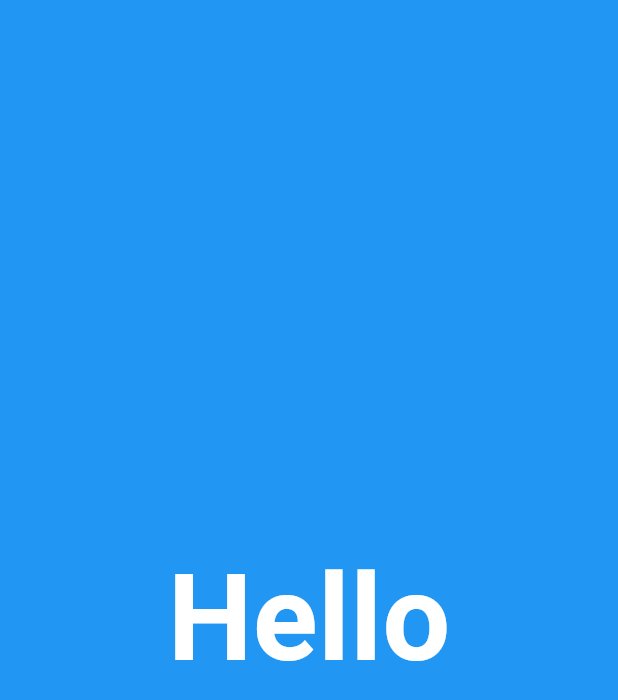
After one commit to Asmaa-abdulkhaliq/Flutter-task3, a Flutter app: the Background screen opened directly, on a phone screen of 412 x 824 dp. The commit adds this screen. Shown: the top 700 px of the screen. Run offline on Flutter 3.47's test engine with Material 3 defaults, Android fonts, the phone set to English and light mode, and no system bars.

Commit message:
first upload for flutter task

```diff
--- /dev/null
+++ b/my_app/lib/task3.dart
@@ -0,0 +1,49 @@
+import 'package:flutter/material.dart';
+
+void main() {
+  runApp(const MyApp());
+}
+
+class MyApp extends StatelessWidget {
+  const MyApp({super.key});
+
+  @override
+  Widget build(BuildContext context) {
+    return const MaterialApp(
+      debugShowCheckedModeBanner: false,
+      home: Background(),
+    );
+  }
+}
+
+
+class Background extends StatelessWidget {
+  const Background({super.key});
+
+  @override
+  Widget build(BuildContext context) {
+    return Scaffold(
+      backgroundColor: Colors.blue,
+      body: const Center(
+        child: StyledText(),
+      ),
+    );
+  }
+}
+
+
+class StyledText extends StatelessWidget {
+  const StyledText({super.key});
+
+  @override
+  Widget build(BuildContext context) {
+    return const Text(
+      'Hello',
+      style: TextStyle(
+        color: Colors.white,
+        fontSize: 80,
+        fontWeight: FontWeight.bold,
+      ),
+    );
+  }
+}
```
Also changed, not shown: my_app/lib/main.dart (+93 -29 lines), my_app/lib/task2.dart (added, +47 -0 lines).
